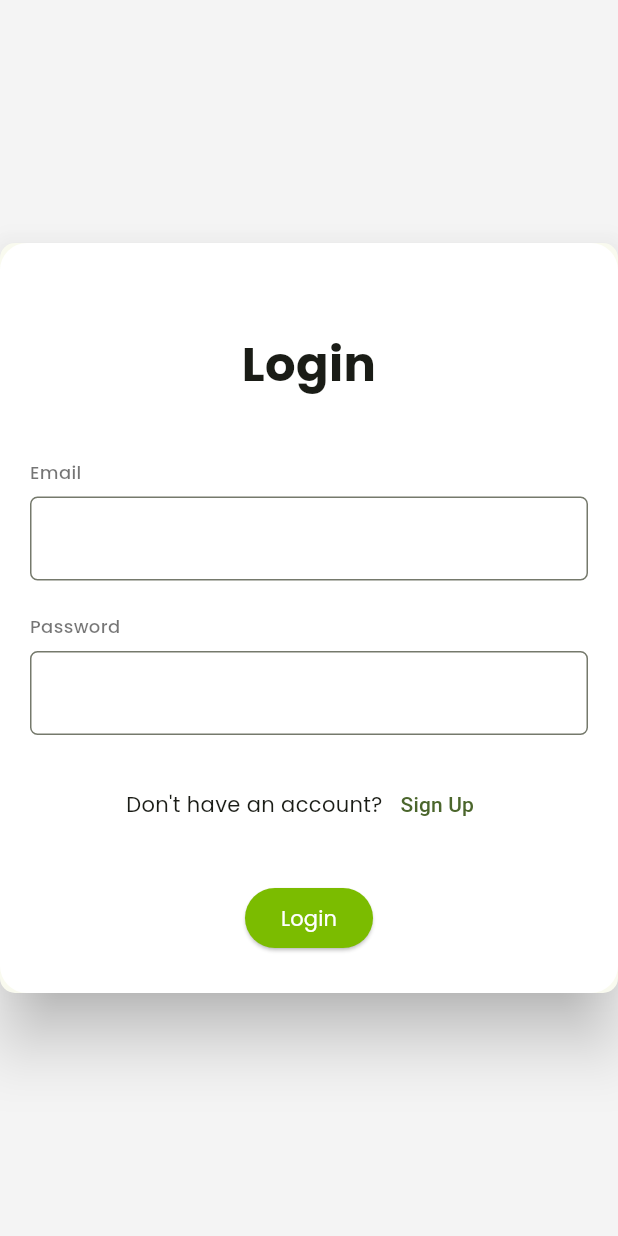
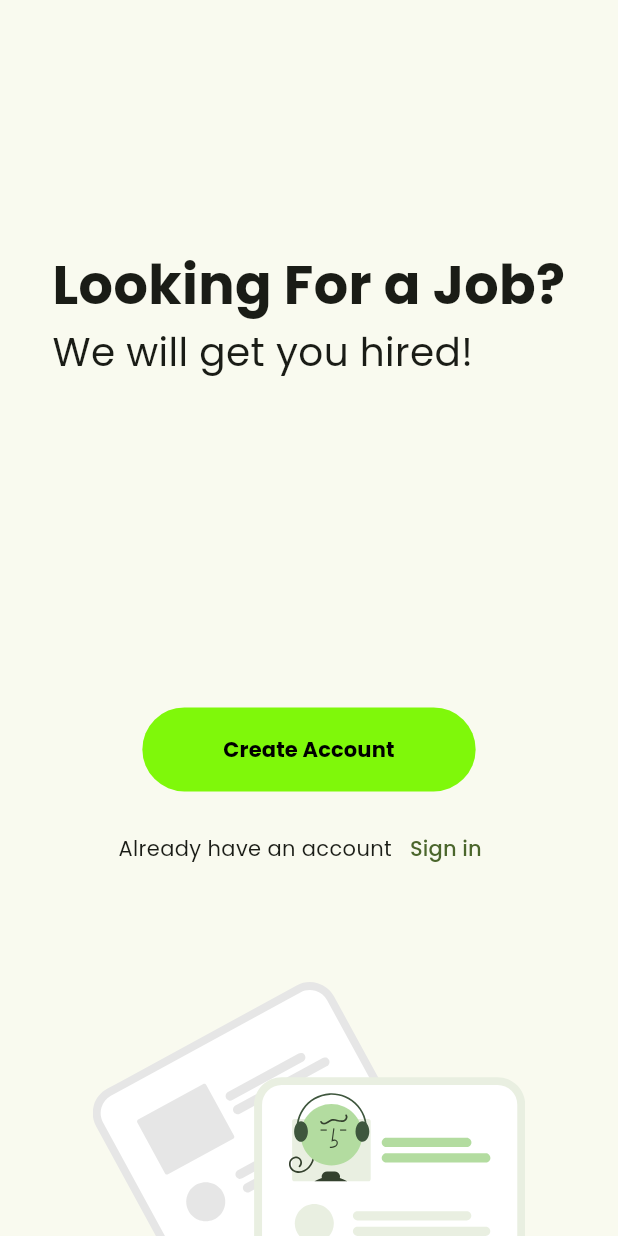
Before and after one commit to ziadhassan7/amam_job_seeker, a Flutter app: the screen it shows after launch, on a phone screen of 412 x 824 dp. Run offline on Flutter 3.47's test engine with Material 2 defaults, Android fonts, the phone set to English and light mode, and no system bars; our stand-ins replace cloud_firestore, dio, file_picker, firebase_auth, firebase_core, firebase_database and 4 more; accounts and stored records are empty; generated files the repository leaves out were written again.

Commit message:
Home Page with adaptive design

```diff
--- a/lib/core/firebase/firebase_auth/auth_error_handler.dart
+++ b/lib/core/firebase/firebase_auth/auth_error_handler.dart
@@ -5,9 +5,9 @@ class AuthErrorHandler {
   static String getMessage(FirebaseAuthException e) {
 
     switch (e.code) {
-      case "INVALID_LOGIN_CREDENTIALS":
+      case "invalid-login-credentials":
         return "Check your email & password";
-        case "email-already-in-use":
+      case "email-already-in-use":
         return "This email already exists";
 
       default:
--- a/lib/core/styles/app_colors.dart
+++ b/lib/core/styles/app_colors.dart
@@ -5,6 +5,7 @@ class AppColor {
   static const Color primaryLight = Colors.black54;
   static const Color background = Color.fromRGBO(244, 244, 244, 1);
 
-  static const Color accent = Color.fromRGBO(123, 188, 0, 1);
-  static const Color accentDark = Color.fromRGBO(34, 89, 21, 1.0);
+  static const Color accent = Color.fromRGBO(127, 248, 10, 1.0);
+  static const Color accentDark = Color.fromRGBO(123, 188, 0, 1);
+  static const Color accentDarker = Color.fromRGBO(23, 66, 17, 1.0);
 }
--- a/lib/futures/app_common_widgets/custom_button.dart
+++ b/lib/futures/app_common_widgets/custom_button.dart
@@ -9,6 +9,9 @@ class CustomButton extends StatelessWidget {
   final ButtonStyle? style;
   final Color? backgroundColor;
   final Function()? onPressed;
+  final bool isBig;
+  final double? width;
+  final double? height;
 
   const CustomButton(
       {super.key,
@@ -16,12 +19,15 @@ class CustomButton extends StatelessWidget {
       this.textSize,
       this.style,
       this.backgroundColor,
-      this.onPressed});
+      this.onPressed,
+      this.isBig = false,
+      this.height,
+      this.width});
 
   @override
   Widget build(BuildContext context) {
     return Padding(
-      padding: const CustomPadding(horizontal: 15, vertical: 8),
+      padding: CustomPadding(horizontal: 15, vertical: isBig ? 14:8),
 
       child: ElevatedButton(
         style: style ?? ButtonStyle(backgroundColor: MaterialStateProperty.all(
@@ -29,11 +35,15 @@ class CustomButton extends StatelessWidget {
 
         onPressed: onPressed,
 
-        child: TextView(
-          label,
-          size: textSize,
-          weight: FontWeight.w400,
-          color: Colors.white,
+        child: Padding(
+          padding: CustomPadding(vertical: height, horizontal: width),
+
+          child: TextView(
+            label,
+            size: textSize,
+            weight: isBig ? FontWeight.bold:FontWeight.w400,
+            color: Colors.black,
+          ),
         ),
       ),
     );
--- a/lib/futures/auth/presentation/manager/controller/auth_conroller.dart
+++ b/lib/futures/auth/presentation/manager/controller/auth_conroller.dart
@@ -1,3 +1,4 @@
+import 'dart:async';
 import 'package:amam_job_seeker_assessment/futures/auth/presentation/manager/controller/input_controller.dart';
 import 'package:amam_job_seeker_assessment/futures/auth/presentation/manager/state_manger/auth_message_provider.dart';
 import 'package:firebase_auth/firebase_auth.dart';
@@ -42,4 +43,17 @@ class AuthController {
       _ref.watch(authMessageProvider.notifier).postError(e);
     }
   }
+
+
+  static Future<bool> isLogged() async {
+    final Completer<bool> completer = Completer<bool>();
+
+    Auth().authStateChanges.listen((user) {
+      final bool isLogged = (user != null);
+
+      completer.complete(isLogged);
+    });
+
+    return await completer.future;
+  }
 }
--- a/lib/futures/auth/presentation/manager/state_manger/auth_message_provider.dart
+++ b/lib/futures/auth/presentation/manager/state_manger/auth_message_provider.dart
@@ -13,7 +13,7 @@ class AuthMessageProvider extends StateNotifier<String>{
   AuthMessageProvider() : super("");
 
   void postError(FirebaseAuthException e) {
-    Log("Firebase Auth", e);
+    Log("Firebase Auth", e.code);
     state = AuthErrorHandler.getMessage(e);
   }
 
--- a/lib/futures/home/presentation/pages/home_page.dart
+++ b/lib/futures/home/presentation/pages/home_page.dart
@@ -1,44 +1,29 @@
 import 'package:flutter/material.dart';
-import '../../data/model/geo_model.dart';
-import '../manager/location_controller.dart';
+import '../../../../core/styles/app_screen.dart';
+import '../views/desktop_view.dart';
+import '../views/mobile_view.dart';
 
 class HomePage extends StatelessWidget {
-  const HomePage({super.key, required this.isLogged});
+  const HomePage({super.key,});
 
-  final bool isLogged;
 
   @override
   Widget build(BuildContext context) {
 
-
     return Scaffold(
       body: SafeArea(
 
-        child: Column(
-          children: [
-            Center(
-              child: FutureBuilder(
-                future: LocationController.getLocationByCity("Cairo"),
-
-                builder: (context, AsyncSnapshot<GeoModel> snapshot) {
-
-                  if(snapshot.hasData){
-
-                    final long = snapshot.data!.longitude;
-                    final lat = snapshot.data!.latitude;
-
-                    return Text("Longitude: $long ,Latitude: $lat");
-
-                  } else {
-                    return const Center(child: CircularProgressIndicator(),);
-                  }
-
-                }
-              ),
-            ),
-          ],
-        ),
+        child: _getAdaptiveWidget(context)
       ),
     );
   }
+
+  // Decide which screen to show user
+  static _getAdaptiveWidget(BuildContext context){
+    final screenWidth = AppScreen(context).width;
+
+    return (screenWidth > 700)
+        ? const DesktopView()
+        : const MobileView();
+  }
 }
--- /dev/null
+++ b/lib/futures/home/presentation/views/mobile_view.dart
@@ -0,0 +1,52 @@
+import 'package:amam_job_seeker_assessment/futures/home/presentation/widgets/leading_buttons/leading_button_not_signed.dart';
+import 'package:amam_job_seeker_assessment/futures/home/presentation/widgets/leading_text.dart';
+import 'package:flutter/material.dart';
+import '../../../../core/styles/app_screen.dart';
+import '../widgets/illustration_widget.dart';
+import '../widgets/responsive_space.dart';
+import '../widgets/show_on_logged.dart';
+
+class MobileView extends StatelessWidget {
+  const MobileView({super.key});
+
+  @override
+  Widget build(BuildContext context) {
+
+    double screenWidth = AppScreen(context).width;
+    double screenHeight = AppScreen(context).height;
+
+    return Stack(
+      fit: StackFit.expand,
+      alignment: Alignment.center,
+      children: [
+
+        Positioned(
+          bottom: -100,
+          child: IllustrationWidget(width: screenWidth*0.7,),
+        ),
+
+        const SingleChildScrollView(
+          child: Column(
+            children: [
+
+              ResponsiveSpace(),
+
+              //Looking for a Job? We will get you hired
+              LeadingText(),
+
+              SizedBox(height: 40,),
+              ResponsiveSpace(),
+
+              //Create Account / View Profile
+              ShowOnLogged(
+                  loggedWidget: LeadingButtonsNotSigned(),
+                  notLoggedWidget: LeadingButtonsNotSigned()),
+
+            ],
+          ),
+        ),
+      ],
+    );
+  }
+
+}
--- /dev/null
+++ b/lib/futures/home/presentation/widgets/illustration_widget.dart
@@ -0,0 +1,19 @@
+import 'package:flutter/material.dart';
+import 'package:flutter_svg/svg.dart';
+
+
+class IllustrationWidget extends StatelessWidget {
+  const IllustrationWidget({super.key, this.height, this.width});
+
+  final double? height;
+  final double? width;
+
+  @override
+  Widget build(BuildContext context) {
+    return SvgPicture.asset(
+      height: height, width: width,
+
+      "assets/resume_home_ill.svg",
+    );
+  }
+}
--- /dev/null
+++ b/lib/futures/home/presentation/widgets/leading_buttons/leading_button_not_signed.dart
@@ -0,0 +1,32 @@
+import 'package:flutter/material.dart';
+import '../../../../app_common_widgets/custom_button.dart';
+import '../../../../app_common_widgets/text_view.dart';
+
+class LeadingButtonsNotSigned extends StatelessWidget {
+  const LeadingButtonsNotSigned({super.key, this.scale = 1});
+
+  final double scale;
+
+  @override
+  Widget build(BuildContext context) {
+    return Column(
+      mainAxisSize: MainAxisSize.min,
+      children: [
+        CustomButton(label: "Create Account", isBig: true, textSize: 20*(scale*0.7), width: 30*scale, height: 18*scale,),
+
+        Row(
+          mainAxisSize: MainAxisSize.min,
+          children: [
+            const TextView("Already have an account"),
+
+            TextButton(onPressed: (){
+
+            },
+              child: const TextView("Sign in"),)
+          ],
+        )
+      ],
+    );
+  }
+
+}
--- /dev/null
+++ b/lib/futures/home/presentation/widgets/leading_text.dart
@@ -0,0 +1,20 @@
+import 'package:flutter/material.dart';
+import '../../../app_common_widgets/text_view.dart';
+
+class LeadingText extends StatelessWidget {
+  const LeadingText({super.key, this.scale = 1});
+
+  final double scale;
+
+  @override
+  Widget build(BuildContext context) {
+    return Column(
+      crossAxisAlignment: CrossAxisAlignment.start,
+
+      children: [
+        TextView("Looking For a Job?", size: 36 * scale, weight: FontWeight.bold,),
+        TextView("We will get you hired!", size: 26 * scale),
+      ],
+    );
+  }
+}
--- /dev/null
+++ b/lib/futures/home/presentation/widgets/show_on_logged.dart
@@ -0,0 +1,30 @@
+import 'package:flutter/material.dart';
+import '../../../auth/presentation/manager/controller/auth_conroller.dart';
+
+class ShowOnLogged extends StatelessWidget {
+  const ShowOnLogged({super.key, required this.loggedWidget, required this.notLoggedWidget});
+
+  final Widget loggedWidget;
+  final Widget notLoggedWidget;
+
+  @override
+  Widget build(BuildContext context) {
+    return FutureBuilder(
+        future: AuthController.isLogged(),
+
+        builder: (context, snapshot) {
+          if(snapshot.hasData){
+            bool isUserLogged = snapshot.data!;
+
+            return isUserLogged
+                ? loggedWidget
+                : notLoggedWidget;
+
+
+          } else {
+            return const Center(child: CircularProgressIndicator());
+          }
+        }
+    );
+  }
+}
--- a/lib/futures/profile/presentation/pages/profile_page.dart
+++ b/lib/futures/profile/presentation/pages/profile_page.dart
@@ -15,10 +15,10 @@ class ProfilePage extends StatelessWidget {
         backgroundColor: Colors.white,
         leading: const Icon(
           Icons.arrow_back_ios_new_outlined,
-          color: AppColor.accentDark,
+          color: AppColor.accentDarker,
           size: 20,
         ),
-        title: const TextView("Your Profile", color: AppColor.accentDark,),),
+        title: const TextView("Your Profile", color: AppColor.accentDarker,),),
 
 
       body: SafeArea(
--- a/lib/futures/resume/presentation/pages/resume_page.dart
+++ b/lib/futures/resume/presentation/pages/resume_page.dart
@@ -49,7 +49,7 @@ class ResumePage extends StatelessWidget {
 
                     TextButton(
                       onPressed: (){
-                        AppRouter.navigateTo(context, const HomePage(isLogged: true));
+                        AppRouter.navigateTo(context, const HomePage());
                       },
 
                       child: const TextView("Cancel", color: Colors.black45,)),
--- a/lib/initial_page.dart
+++ /dev/null
@@ -1,29 +0,0 @@
-import 'package:amam_job_seeker_assessment/futures/auth/presentation/pages/login_page.dart';
-import 'package:amam_job_seeker_assessment/futures/resume/presentation/pages/resume_page.dart';
-import 'package:flutter/material.dart';
-import 'core/firebase/firebase_auth/auth.dart';
-
-class InitialPage extends StatefulWidget {
-  const InitialPage({super.key});
-
-  @override
-  State<InitialPage> createState() => _InitialPageState();
-}
-
-class _InitialPageState extends State<InitialPage> {
-  @override
-  Widget build(BuildContext context) {
-    return StreamBuilder(
-      stream: Auth().authStateChanges,
-
-      builder: (context, snapshot) {
-        if(snapshot.hasData){
-          return const ResumePage();
-        } else {
-          return const LoginPage();
-        }
-
-      }
-    );
-  }
-}
--- a/lib/main.dart
+++ b/lib/main.dart
@@ -1,4 +1,4 @@
-import 'package:amam_job_seeker_assessment/initial_page.dart';
+import 'package:amam_job_seeker_assessment/futures/home/presentation/pages/home_page.dart';
 import 'package:flutter/material.dart';
 import 'package:flutter_riverpod/flutter_riverpod.dart';
 import 'injection.dart' as inject;
@@ -23,7 +23,7 @@ class MyApp extends StatelessWidget {
         colorScheme: ColorScheme.fromSeed(seedColor: Colors.lightGreenAccent),
         useMaterial3: true,
       ),
-      home: const InitialPage(),
+      home: const HomePage(),
     );
   }
 }
```
Also changed, not shown: lib/futures/home/presentation/views/desktop_view.dart (added, +69 -0 lines), lib/futures/home/presentation/views/register_box.dart (deleted, +0 -10 lines), lib/futures/home/presentation/widgets/responsive_space.dart (added, +13 -0 lines), lib/futures/home/presentation/widgets/top_bar/top_bar_not_signed.dart (added, +26 -0 lines), lib/futures/home/presentation/views/login_box.dart (deleted).
